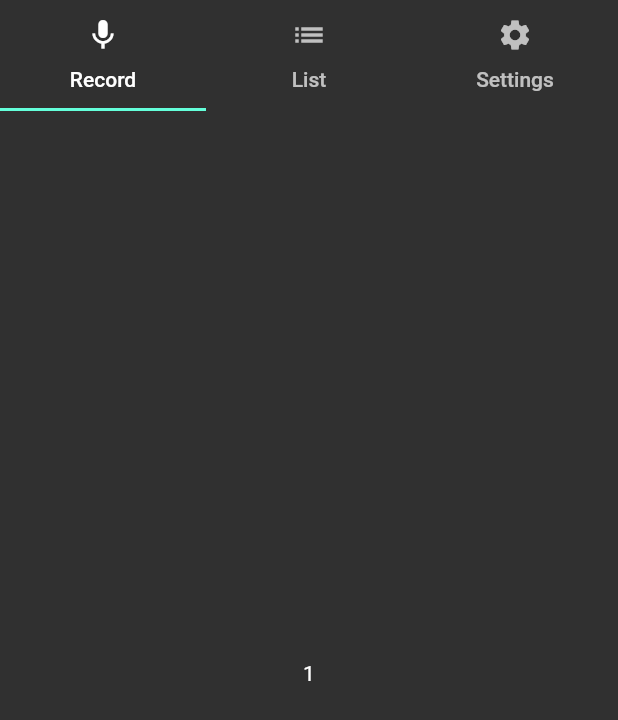
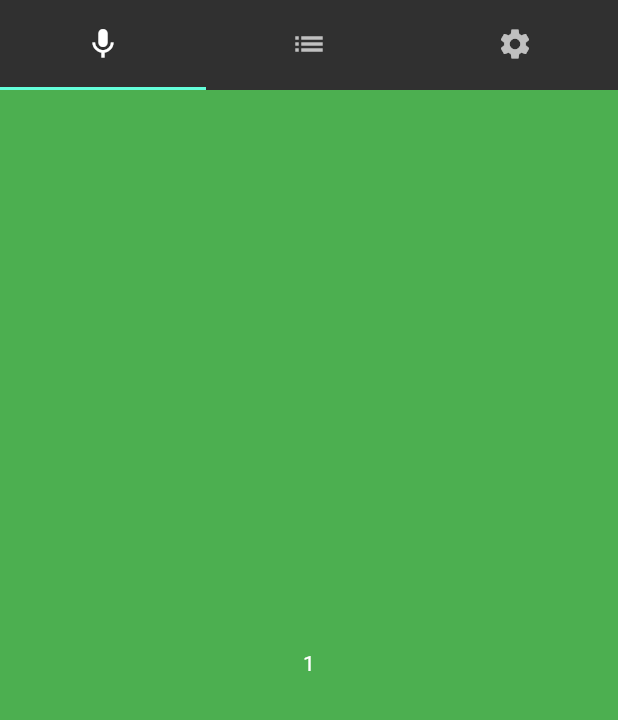
Before and after one commit to hegrecom/bedava_audio_recorder, a Flutter app: the screen it shows after launch, on a phone screen of 412 x 824 dp. Shown: the top 720 px of the screen. Run offline on Flutter 3.47's test engine with Material 2 defaults, Android fonts, the phone set to English and light mode, and no system bars.

Commit message:
design: Design default frame of the app
Adjusted Tab bar height.
Added ContainerisedTab.

```diff
--- /dev/null
+++ b/lib/constants.dart
@@ -0,0 +1 @@
+const double kTabBarHeight = 60.0;
--- /dev/null
+++ b/lib/models/containerised_tab.dart
@@ -0,0 +1,20 @@
+import 'package:flutter/material.dart';
+
+class ContainerisedTab extends StatelessWidget {
+  final double height;
+  final IconData iconData;
+
+  ContainerisedTab({this.height, this.iconData});
+
+  @override
+  Widget build(BuildContext context) {
+    return Container(
+      height: height,
+      child: Tab(
+        icon: Icon(
+          iconData,
+        ),
+      ),
+    );
+  }
+}
--- a/lib/screens/tabbed_screen.dart
+++ b/lib/screens/tabbed_screen.dart
@@ -1,4 +1,6 @@
 import 'package:flutter/material.dart';
+import 'package:bedava_audio_recorder/constants.dart';
+import 'package:bedava_audio_recorder/models/containerised_tab.dart';
 
 class TabbedScreen extends StatefulWidget {
   @override
@@ -7,18 +9,18 @@ class TabbedScreen extends StatefulWidget {
 
 class _TabbedScreenState extends State<TabbedScreen>
     with SingleTickerProviderStateMixin {
-  final List<Tab> tabs = <Tab>[
-    Tab(
-      text: 'Record',
-      icon: Icon(Icons.mic),
+  final List<Widget> tabs = <Widget>[
+    ContainerisedTab(
+      height: kTabBarHeight,
+      iconData: Icons.mic,
     ),
-    Tab(
-      text: 'List',
-      icon: Icon(Icons.list),
+    ContainerisedTab(
+      height: kTabBarHeight,
+      iconData: Icons.list,
     ),
-    Tab(
-      text: 'Settings',
-      icon: Icon(Icons.settings),
+    ContainerisedTab(
+      height: kTabBarHeight,
+      iconData: Icons.settings,
     ),
   ];
 
@@ -39,15 +41,21 @@ class _TabbedScreenState extends State<TabbedScreen>
   @override
   Widget build(BuildContext context) {
     return Scaffold(
-      appBar: TabBar(
-        controller: _tabController,
-        tabs: tabs,
+      appBar: PreferredSize(
+        preferredSize: Size.fromHeight(kTabBarHeight),
+        child: TabBar(
+          controller: _tabController,
+          tabs: tabs,
+        ),
       ),
       body: TabBarView(
         controller: _tabController,
         children: [
-          Center(
-            child: Text('1'),
+          Container(
+            color: Colors.green,
+            child: Center(
+              child: Text('1'),
+            ),
           ),
           Center(
             child: Text('2'),
```
